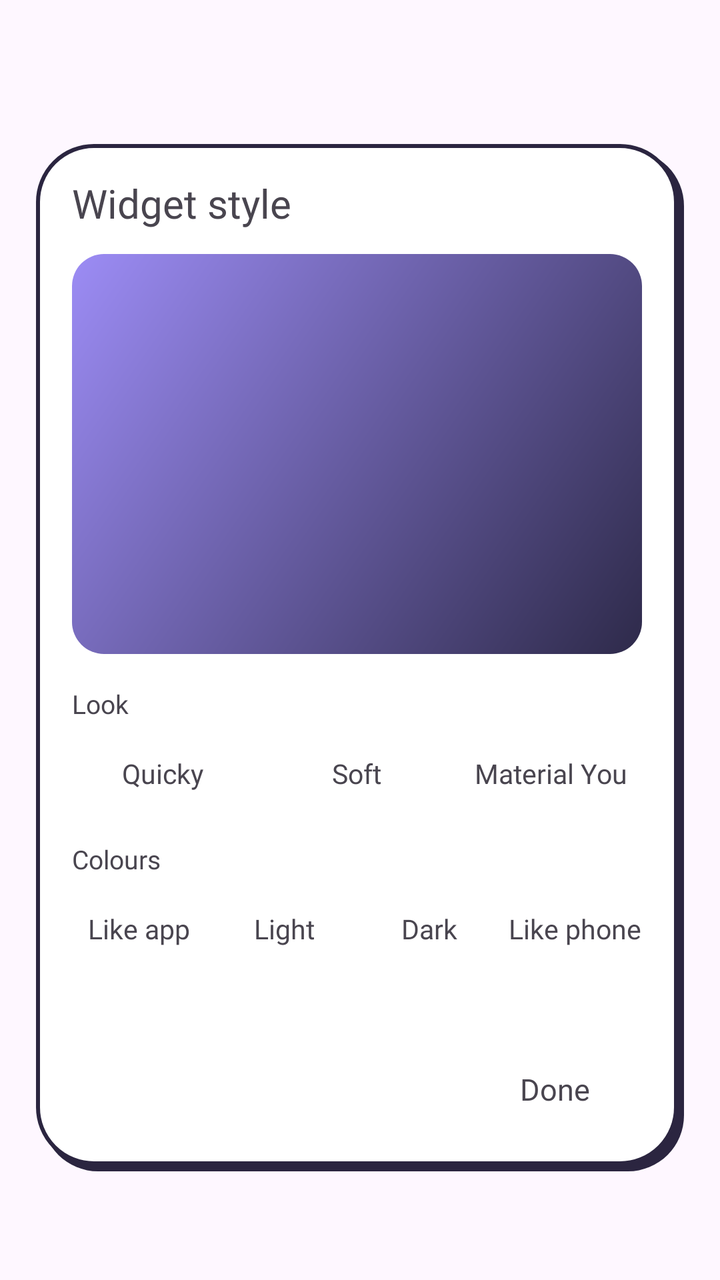
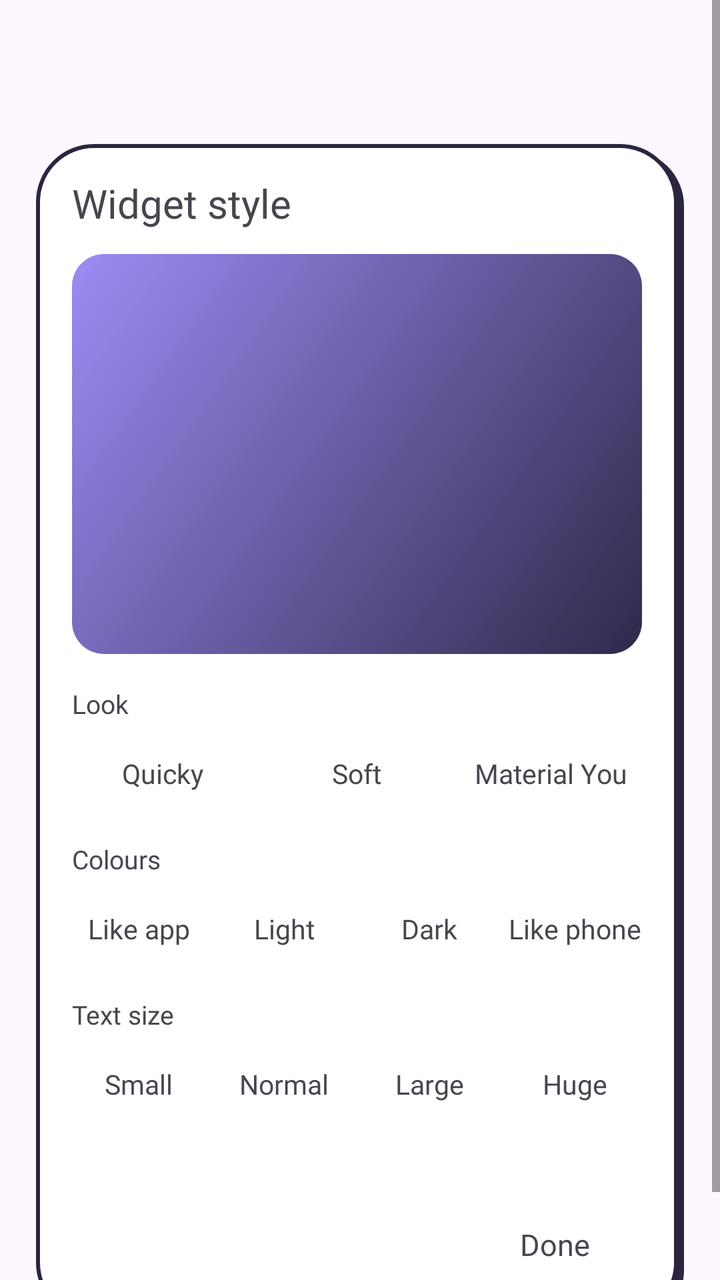

Compare the two renders of this Android layout. The source of the first and the diff that turns it into the second are given below.
<!-- AndroidManifest.xml: another module's application theme Theme.quicky -->
<!-- res/layout/w_settings.xml -->
<?xml version="1.0" encoding="utf-8"?>
<ScrollView xmlns:android="http://schemas.android.com/apk/res/android"
    android:layout_width="match_parent"
    android:layout_height="match_parent"
    android:fillViewport="true">
    <FrameLayout
        android:id="@+id/ws_outside"
        android:layout_width="match_parent"
        android:layout_height="wrap_content"
        android:paddingStart="18dp"
        android:paddingTop="72dp"
        android:paddingEnd="18dp"
        android:paddingBottom="24dp">
        <LinearLayout
            android:id="@+id/ws_card"
            android:layout_width="match_parent"
            android:layout_height="wrap_content"
            android:background="@drawable/w_card_q_light"
            android:clickable="true"
            android:orientation="vertical"
            android:paddingStart="18dp"
            android:paddingTop="16dp"
            android:paddingEnd="21dp"
            android:paddingBottom="19dp">
            <TextView android:id="@+id/ws_title" style="@style/WTitle" android:layout_width="wrap_content" android:layout_height="wrap_content" android:text="Widget style" android:textSize="20sp" />
            <FrameLayout android:id="@+id/ws_preview" android:layout_width="match_parent" android:layout_height="200dp" android:layout_marginTop="12dp" android:background="@drawable/w_wall" android:padding="12dp" />
            <TextView android:id="@+id/ws_look_label" style="@style/WMeta" android:layout_width="wrap_content" android:layout_height="wrap_content" android:layout_marginTop="16dp" android:text="Look" android:textSize="13sp" />
            <LinearLayout android:layout_width="match_parent" android:layout_height="wrap_content" android:layout_marginTop="6dp" android:orientation="horizontal">
            <TextView android:id="@+id/ws_look_quicky" style="@style/WBody" android:layout_width="0dp" android:layout_height="40dp" android:layout_marginEnd="6dp" android:layout_weight="1" android:background="@drawable/w_round" android:gravity="center" android:singleLine="true" android:text="Quicky" android:textSize="13.5sp" />
            <TextView android:id="@+id/ws_look_soft" style="@style/WBody" android:layout_width="0dp" android:layout_height="40dp" android:layout_marginEnd="6dp" android:layout_weight="1" android:background="@drawable/w_round" android:gravity="center" android:singleLine="true" android:text="Soft" android:textSize="13.5sp" />
            <TextView android:id="@+id/ws_look_you" style="@style/WBody" android:layout_width="0dp" android:layout_height="40dp" android:layout_marginEnd="0dp" android:layout_weight="1" android:background="@drawable/w_round" android:gravity="center" android:singleLine="true" android:text="Material You" android:textSize="13.5sp" />
            </LinearLayout>
            <TextView android:id="@+id/ws_theme_label" style="@style/WMeta" android:layout_width="wrap_content" android:layout_height="wrap_content" android:layout_marginTop="14dp" android:text="Colours" android:textSize="13sp" />
            <LinearLayout android:layout_width="match_parent" android:layout_height="wrap_content" android:layout_marginTop="6dp" android:orientation="horizontal">
            <TextView android:id="@+id/ws_theme_app" style="@style/WBody" android:layout_width="0dp" android:layout_height="40dp" android:layout_marginEnd="6dp" android:layout_weight="1" android:background="@drawable/w_round" android:gravity="center" android:singleLine="true" android:text="Like app" android:textSize="13.5sp" />
            <TextView android:id="@+id/ws_theme_light" style="@style/WBody" android:layout_width="0dp" android:layout_height="40dp" android:layout_marginEnd="6dp" android:layout_weight="1" android:background="@drawable/w_round" android:gravity="center" android:singleLine="true" android:text="Light" android:textSize="13.5sp" />
            <TextView android:id="@+id/ws_theme_dark" style="@style/WBody" android:layout_width="0dp" android:layout_height="40dp" android:layout_marginEnd="6dp" android:layout_weight="1" android:background="@drawable/w_round" android:gravity="center" android:singleLine="true" android:text="Dark" android:textSize="13.5sp" />
            <TextView android:id="@+id/ws_theme_phone" style="@style/WBody" android:layout_width="0dp" android:layout_height="40dp" android:layout_marginEnd="0dp" android:layout_weight="1" android:background="@drawable/w_round" android:gravity="center" android:singleLine="true" android:text="Like phone" android:textSize="13.5sp" />
            </LinearLayout>
            <TextView android:id="@+id/ws_note" style="@style/WMeta" android:layout_width="match_parent" android:layout_height="wrap_content" android:layout_marginTop="8dp" android:textSize="12sp" />
            <TextView android:id="@+id/ws_done" style="@style/WBody" android:layout_width="wrap_content" android:layout_height="44dp" android:layout_gravity="end" android:layout_marginTop="14dp" android:background="@drawable/w_round" android:gravity="center" android:paddingStart="26dp" android:paddingEnd="26dp" android:text="Done" android:textSize="15sp" />
        </LinearLayout>
    </FrameLayout>
</ScrollView>
<!-- resources referenced by this layout -->
<resources>
  <!-- drawable w_card_q_light (drawable) -->
  <?xml version="1.0" encoding="utf-8"?>
  <layer-list xmlns:android="http://schemas.android.com/apk/res/android">
      <item android:left="3dp" android:top="3dp">
          <shape android:shape="rectangle"><solid android:color="#FF2B2540" /><corners android:radius="@dimen/w_radius" /></shape>
      </item>
      <item android:right="3dp" android:bottom="3dp">
          <shape android:shape="rectangle"><solid android:color="#FFFFFFFF" /><stroke android:width="2dp" android:color="#FF2B2540" /><corners android:radius="@dimen/w_radius" /></shape>
      </item>
  </layer-list>
  <!-- drawable w_round (drawable) -->
  <?xml version="1.0" encoding="utf-8"?>
  <shape xmlns:android="http://schemas.android.com/apk/res/android" android:shape="rectangle">
      <solid android:color="#FFFFFFFF" />
      <corners android:radius="999dp" />
  </shape>
  <!-- drawable w_wall (drawable) -->
  <?xml version="1.0" encoding="utf-8"?>
  <shape xmlns:android="http://schemas.android.com/apk/res/android" android:shape="rectangle">
      <gradient android:angle="315" android:startColor="#FF9C8CF5" android:endColor="#FF2E2A4A" />
      <corners android:radius="16dp" />
  </shape>
  <style name="WBody"><item name="android:fontFamily">sans-serif-medium</item></style>
  <style name="WMeta"><item name="android:fontFamily">sans-serif</item><item name="android:textStyle">bold</item></style>
  <style name="WTitle"><item name="android:fontFamily">sans-serif-medium</item></style>
  <style name="Theme.quicky" parent="Theme.Material3.DayNight.NoActionBar">
          
      </style>
  <dimen name="w_radius">20dp</dimen>
</resources>

<!-- the commit's change to res/layout/w_settings.xml (unified diff, before → after) -->
@@ -37,6 +37,13 @@
             <TextView android:id="@+id/ws_theme_dark" style="@style/WBody" android:layout_width="0dp" android:layout_height="40dp" android:layout_marginEnd="6dp" android:layout_weight="1" android:background="@drawable/w_round" android:gravity="center" android:singleLine="true" android:text="Dark" android:textSize="13.5sp" />
             <TextView android:id="@+id/ws_theme_phone" style="@style/WBody" android:layout_width="0dp" android:layout_height="40dp" android:layout_marginEnd="0dp" android:layout_weight="1" android:background="@drawable/w_round" android:gravity="center" android:singleLine="true" android:text="Like phone" android:textSize="13.5sp" />
             </LinearLayout>
+            <TextView android:id="@+id/ws_text_label" style="@style/WMeta" android:layout_width="wrap_content" android:layout_height="wrap_content" android:layout_marginTop="14dp" android:text="Text size" android:textSize="13sp" />
+            <LinearLayout android:layout_width="match_parent" android:layout_height="wrap_content" android:layout_marginTop="6dp" android:orientation="horizontal">
+            <TextView android:id="@+id/ws_text_s" style="@style/WBody" android:layout_width="0dp" android:layout_height="40dp" android:layout_marginEnd="6dp" android:layout_weight="1" android:background="@drawable/w_round" android:gravity="center" android:singleLine="true" android:text="Small" android:textSize="13.5sp" />
+            <TextView android:id="@+id/ws_text_m" style="@style/WBody" android:layout_width="0dp" android:layout_height="40dp" android:layout_marginEnd="6dp" android:layout_weight="1" android:background="@drawable/w_round" android:gravity="center" android:singleLine="true" android:text="Normal" android:textSize="13.5sp" />
+            <TextView android:id="@+id/ws_text_l" style="@style/WBody" android:layout_width="0dp" android:layout_height="40dp" android:layout_marginEnd="6dp" android:layout_weight="1" android:background="@drawable/w_round" android:gravity="center" android:singleLine="true" android:text="Large" android:textSize="13.5sp" />
+            <TextView android:id="@+id/ws_text_xl" style="@style/WBody" android:layout_width="0dp" android:layout_height="40dp" android:layout_marginEnd="0dp" android:layout_weight="1" android:background="@drawable/w_round" android:gravity="center" android:singleLine="true" android:text="Huge" android:textSize="13.5sp" />
+            </LinearLayout>
             <TextView android:id="@+id/ws_note" style="@style/WMeta" android:layout_width="match_parent" android:layout_height="wrap_content" android:layout_marginTop="8dp" android:textSize="12sp" />
             <TextView android:id="@+id/ws_done" style="@style/WBody" android:layout_width="wrap_content" android:layout_height="44dp" android:layout_gravity="end" android:layout_marginTop="14dp" android:background="@drawable/w_round" android:gravity="center" android:paddingStart="26dp" android:paddingEnd="26dp" android:text="Done" android:textSize="15sp" />
         </LinearLayout>
